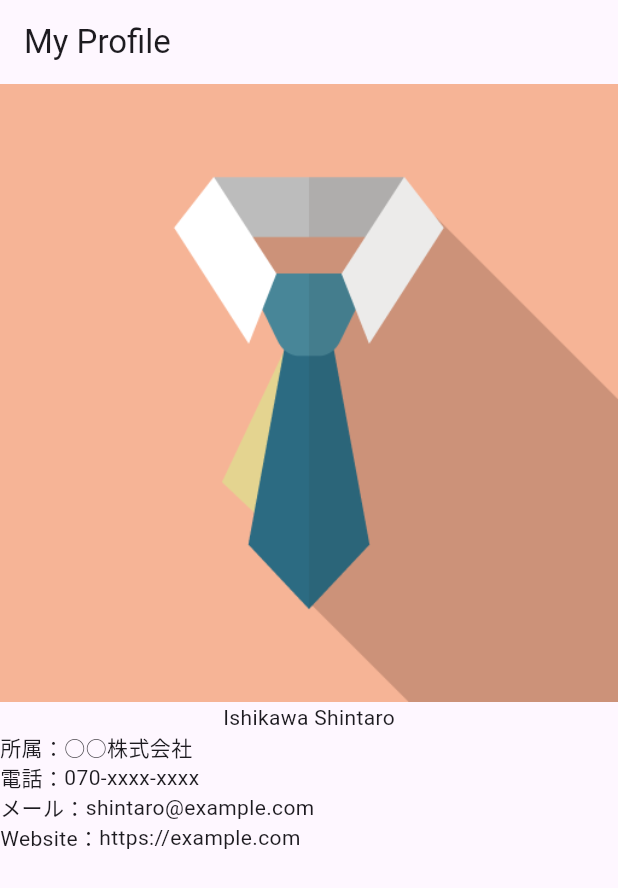
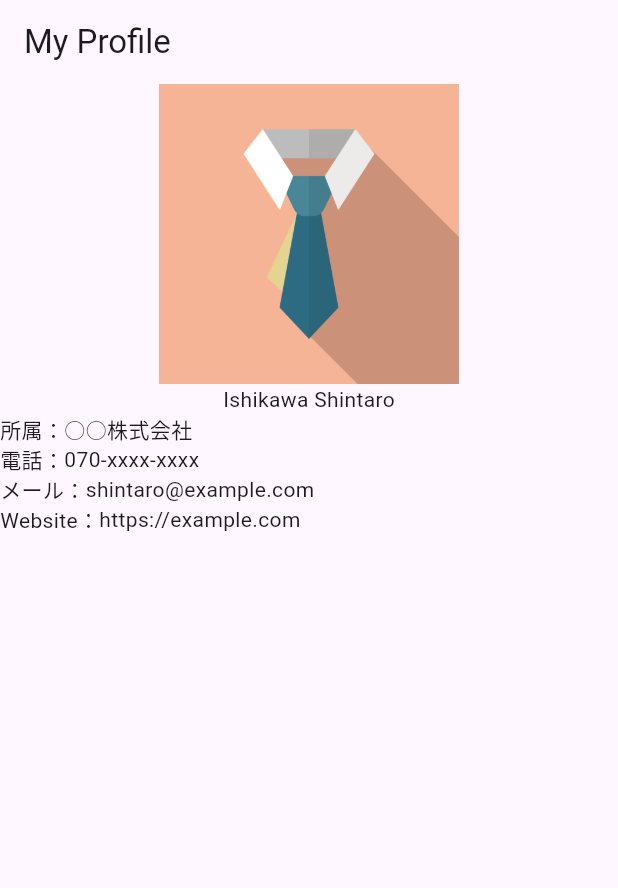
Before and after one commit to trajanme/profile, a Flutter app: the screen it shows after launch, on a phone screen of 412 x 824 dp. Shown: the top 888 px of the screen. Run offline on Flutter 3.47's test engine with Material 3 defaults, Android fonts, the phone set to English and light mode, and no system bars.

```diff
--- a/lib/main.dart
+++ b/lib/main.dart
@@ -17,7 +17,10 @@ class MyApp extends StatelessWidget {
         body: Center(
           child: Column(
             children: [
-              Image.asset('assets/image.png'),
+              Image.asset(
+                'assets/image.png',
+                height: 200,
+              ),
               const Text('Ishikawa Shintaro'),
               const Row(
                 children: [Text('所属：'), Text('○○株式会社')],
```
